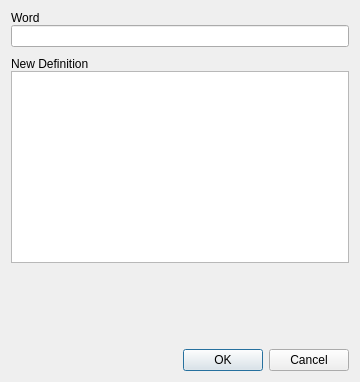
The window that dialogeditword.ui (sangpham2710/CS163-Project) describes before a commit, drawn with Qt 5.
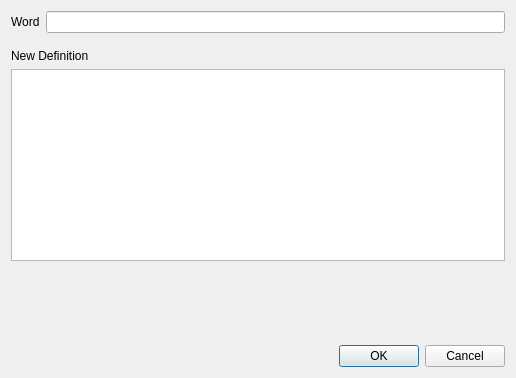
The same window after the commit.

What changed in the file:
```diff
--- a/dialogeditword.ui
+++ b/dialogeditword.ui
@@ -6,41 +6,29 @@
    <rect>
     <x>0</x>
     <y>0</y>
-    <width>360</width>
-    <height>382</height>
+    <width>516</width>
+    <height>378</height>
    </rect>
   </property>
-  <property name="sizePolicy">
-   <sizepolicy hsizetype="Preferred" vsizetype="Expanding">
-    <horstretch>0</horstretch>
-    <verstretch>0</verstretch>
-   </sizepolicy>
-  </property>
   <property name="windowTitle">
    <string>Dialog</string>
   </property>
   <layout class="QHBoxLayout" name="horizontalLayout">
    <item>
-    <layout class="QVBoxLayout" name="verticalLayoutParent">
-     <property name="spacing">
-      <number>0</number>
-     </property>
+    <layout class="QVBoxLayout" name="verticalLayout_3">
      <item>
-      <layout class="QVBoxLayout" name="verticalLayoutEditWord" stretch="0,0,0">
-       <property name="spacing">
-        <number>0</number>
-       </property>
+      <layout class="QVBoxLayout" name="verticalLayout_2">
        <item>
-        <layout class="QVBoxLayout" name="verticalLayoutWord">
+        <layout class="QHBoxLayout" name="horizontalLayoutEditWord">
          <item>
-          <widget class="QLabel" name="labelWord">
+          <widget class="QLabel" name="labelEditWord">
            <property name="text">
             <string>Word</string>
            </property>
           </widget>
          </item>
          <item>
-          <widget class="QLineEdit" name="lineEditWord"/>
+          <widget class="QLineEdit" name="lineEditEditWord"/>
          </item>
         </layout>
        </item>
@@ -87,7 +75,7 @@
        <property name="sizeHint" stdset="0">
         <size>
          <width>20</width>
-         <height>20</height>
+         <height>40</height>
         </size>
        </property>
       </spacer>
```
Left out of the diff: 16 changed lines with no effect on the pictures.
